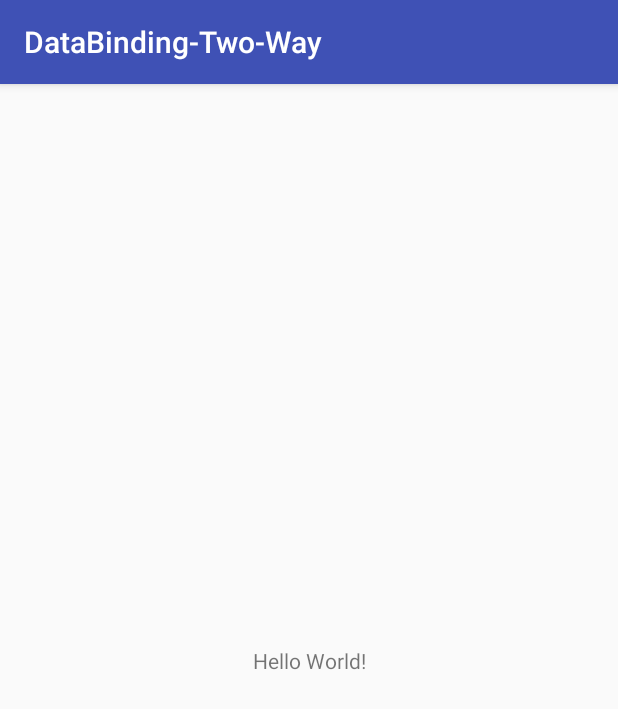
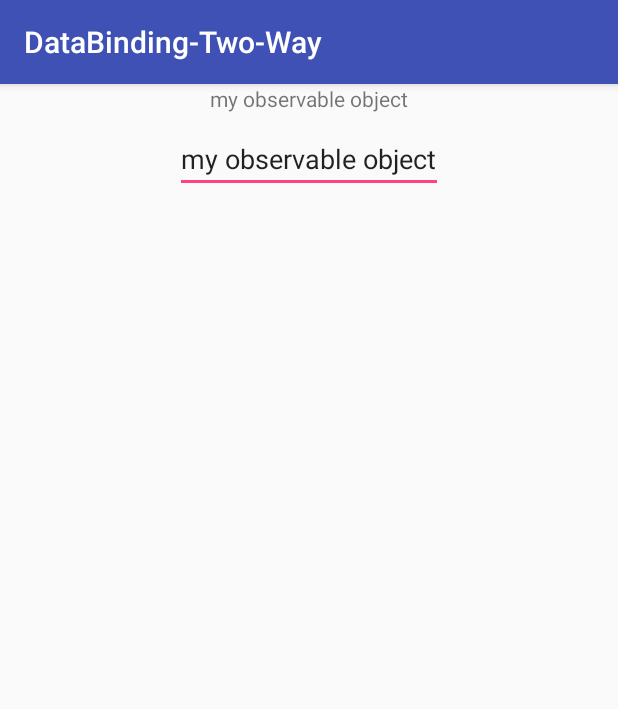
Before and after one commit to mpnsk/CookbookAndroid, an Android app: the screen it shows after launch (MainActivity), on a phone screen of 412 x 824 dp. Shown: the top 709 px of the screen. Run offline under Robolectric (Android 15) with nearby library versions, the phone set to English and light mode, and no system bars; our stand-ins replace data binding.

Commit message:
Setup Two-Way DataBinding with an observable data object

```diff
--- a/DataBindingTwoWay/app/src/main/java/com/paunoski/manuel/databinding_two_way/MainActivity.java
+++ b/DataBindingTwoWay/app/src/main/java/com/paunoski/manuel/databinding_two_way/MainActivity.java
@@ -12,5 +12,9 @@ public class MainActivity extends AppCompatActivity {
     protected void onCreate(Bundle savedInstanceState) {
         super.onCreate(savedInstanceState);
         ActivityMainBinding binding = DataBindingUtil.setContentView(this, R.layout.activity_main);
+
+        MyObservableObject myObservableObject = new MyObservableObject();
+        myObservableObject.setField("my observable object");
+        binding.setMyData(myObservableObject);
     }
 }
--- /dev/null
+++ b/DataBindingTwoWay/app/src/main/java/com/paunoski/manuel/databinding_two_way/MyObservableObject.java
@@ -0,0 +1,18 @@
+package com.paunoski.manuel.databinding_two_way;
+
+import android.databinding.BaseObservable;
+import android.databinding.Bindable;
+
+public class MyObservableObject extends BaseObservable{
+    private String field;
+
+    @Bindable
+    public String getField() {
+        return field;
+    }
+
+    public void setField(String field) {
+        this.field = field;
+        notifyPropertyChanged(BR.field);
+    }
+}
--- a/DataBindingTwoWay/app/src/main/res/layout/activity_main.xml
+++ b/DataBindingTwoWay/app/src/main/res/layout/activity_main.xml
@@ -1,5 +1,10 @@
 <?xml version="1.0" encoding="utf-8"?>
 <layout xmlns:android="http://schemas.android.com/apk/res/android">
+    <data>
+        <variable
+            name="myData"
+            type="com.paunoski.manuel.databinding_two_way.MyObservableObject" />
+    </data>
 <android.support.constraint.ConstraintLayout
     xmlns:app="http://schemas.android.com/apk/res-auto"
     xmlns:tools="http://schemas.android.com/tools"
@@ -8,13 +13,24 @@
     tools:context="com.paunoski.manuel.databinding_two_way.MainActivity">
 
     <TextView
+        android:id="@+id/textView"
         android:layout_width="wrap_content"
         android:layout_height="wrap_content"
-        android:text="Hello World!"
-        app:layout_constraintBottom_toBottomOf="parent"
+        android:text="@{myData.field}"
         app:layout_constraintLeft_toLeftOf="parent"
         app:layout_constraintRight_toRightOf="parent"
         app:layout_constraintTop_toTopOf="parent" />
 
+    <EditText
+        android:id="@+id/editText"
+        android:layout_width="wrap_content"
+        android:layout_height="wrap_content"
+        android:layout_marginEnd="8dp"
+        android:layout_marginStart="8dp"
+        android:layout_marginTop="8dp"
+        android:text="@={myData.field}"
+        app:layout_constraintEnd_toEndOf="parent"
+        app:layout_constraintStart_toStartOf="parent"
+        app:layout_constraintTop_toBottomOf="@+id/textView" />
 </android.support.constraint.ConstraintLayout>
 </layout>
```
